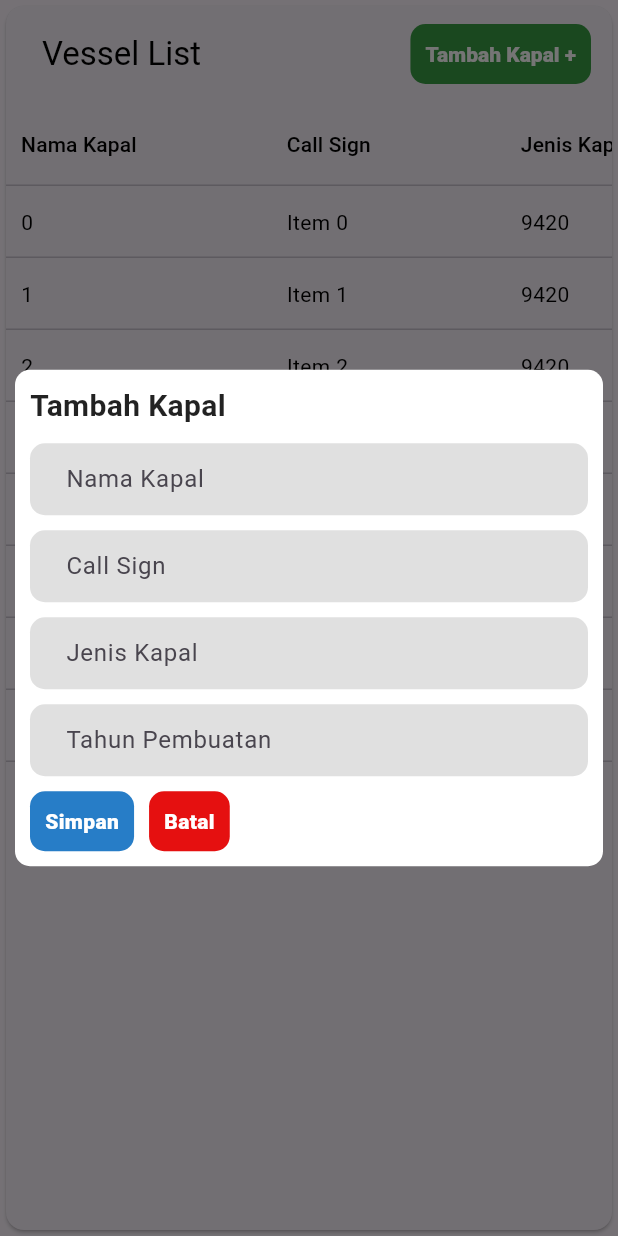
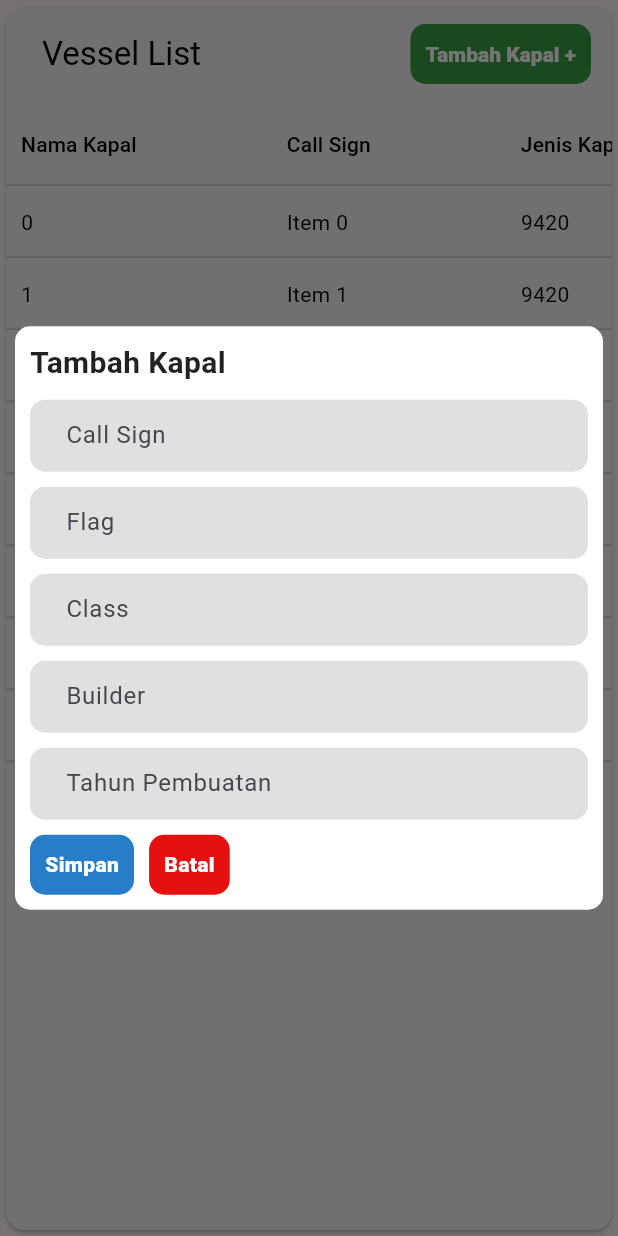
Before and after one commit to FadillaRizky/vts_maps, a Flutter app: the Vessel screen opened directly, after a tap on "Tambah Kapal +", on a phone screen of 412 x 824 dp. Run offline on Flutter 3.47's test engine with Material 2 defaults, Android fonts, the light colour scheme and no system bars; our stand-ins replace flutter_easyloading, flutter_map, google_fonts, latlong2, searchfield, shared_preferences; missing offline and left inert: snapping_sheet; accounts and stored records are empty; network calls fail.

Commit message:
add api submitvessel

```diff
--- /dev/null
+++ b/lib/api/SubmitVesselResponse.dart
@@ -0,0 +1,33 @@
+/// message : "Data berhasil masuk database"
+/// status : 200
+
+class SubmitVesselResponse {
+  SubmitVesselResponse({
+      String? message,
+      num? status,}){
+    _message = message;
+    _status = status;
+}
+
+  SubmitVesselResponse.fromJson(dynamic json) {
+    _message = json['message'];
+    _status = json['status'];
+  }
+  String? _message;
+  num? _status;
+SubmitVesselResponse copyWith({  String? message,
+  num? status,
+}) => SubmitVesselResponse(  message: message ?? _message,
+  status: status ?? _status,
+);
+  String? get message => _message;
+  num? get status => _status;
+
+  Map<String, dynamic> toJson() {
+    final map = <String, dynamic>{};
+    map['message'] = _message;
+    map['status'] = _status;
+    return map;
+  }
+
+}
--- a/lib/vessel_list.dart
+++ b/lib/vessel_list.dart
@@ -1,13 +1,45 @@
 import 'dart:math';
 
 import 'package:flutter/material.dart';
+import 'package:flutter_easyloading/flutter_easyloading.dart';
 import 'package:google_fonts/google_fonts.dart';
+import 'package:vts_maps/api/api.dart';
 import 'package:vts_maps/utils/constants.dart';
 
-class Vessel extends StatelessWidget {
-  Vessel({Key? key}) : super(key: key);
+class Vessel extends StatefulWidget {
+  const Vessel({Key? key}) : super(key: key);
 
+  @override
+  State<Vessel> createState() => _VesselState();
+}
+
+class _VesselState extends State<Vessel> {
   final DataTableSource _data = MyData();
+
+  TextEditingController callsignController = TextEditingController();
+  TextEditingController flagController = TextEditingController();
+  TextEditingController classController = TextEditingController();
+  TextEditingController builderController = TextEditingController();
+  TextEditingController yearbuiltController = TextEditingController();
+
+  submitVessel(){
+    var data = {
+      "callsign": callsignController.text,
+      "flag": flagController.text,
+      "class": classController.text,
+      "builder": builderController.text,
+      "year_built": yearbuiltController.text,
+    };
+    Api.createVessel(data).then((value) {
+      if (value.status == 200) {
+        EasyLoading.showSuccess("Berhasil Menambahkan Kapal");
+        // Navigator.pop(context);
+      }  else{
+        EasyLoading.showError("Gagal Menambahkan Kapal");
+        // Navigator.pop(context);
+      }
+    });
+  }
 
   @override
   Widget build(BuildContext context) {
@@ -59,25 +91,6 @@ class Vessel extends StatelessWidget {
                                         keyboardType: TextInputType.text,
                                         decoration: InputDecoration(
                                           contentPadding: EdgeInsets.fromLTRB(20, 3, 1, 3),
-                                          hintText: "Nama Kapal",
-                                          // hintStyle: Constants.hintStyle,
-                                          border: OutlineInputBorder(
-                                            borderSide:
-                                            BorderSide(width: 0, style: BorderStyle.none),
-                                            borderRadius: BorderRadius.circular(10),
-                                          ),
-                                          filled: true,
-                                          fillColor: Colors.black12,
-                                        ),
-                                      ),
-                                    ),
-                                    SizedBox(height: 10,),
-                                    Container(
-                                      width: 500,
-                                      child: TextFormField(
-                                        keyboardType: TextInputType.text,
-                                        decoration: InputDecoration(
-                                          contentPadding: EdgeInsets.fromLTRB(20, 3, 1, 3),
                                           hintText: "Call Sign",
                                           // hintStyle: Constants.hintStyle,
                                           border: OutlineInputBorder(
@@ -97,7 +110,45 @@ class Vessel extends StatelessWidget {
                                         keyboardType: TextInputType.text,
                                         decoration: InputDecoration(
                                           contentPadding: EdgeInsets.fromLTRB(20, 3, 1, 3),
-                                          hintText: "Jenis Kapal",
+                                          hintText: "Flag",
+                                          // hintStyle: Constants.hintStyle,
+                                          border: OutlineInputBorder(
+                                            borderSide:
+                                            BorderSide(width: 0, style: BorderStyle.none),
+                                            borderRadius: BorderRadius.circular(10),
+                                          ),
+                                          filled: true,
+                                          fillColor: Colors.black12,
+                                        ),
+                                      ),
+                                    ),
+                                    SizedBox(height: 10,),
+                                    Container(
+                                      width: 500,
+                                      child: TextFormField(
+                                        keyboardType: TextInputType.text,
+                                        decoration: InputDecoration(
+                                          contentPadding: EdgeInsets.fromLTRB(20, 3, 1, 3),
+                                          hintText: "Class",
+                                          // hintStyle: Constants.hintStyle,
+                                          border: OutlineInputBorder(
+                                            borderSide:
+                                            BorderSide(width: 0, style: BorderStyle.none),
+                                            borderRadius: BorderRadius.circular(10),
+                                          ),
+                                          filled: true,
+                                          fillColor: Colors.black12,
+                                        ),
+                                      ),
+                                    ),
+                                    SizedBox(height: 10,),
+                                    Container(
+                                      width: 500,
+                                      child: TextFormField(
+                                        keyboardType: TextInputType.text,
+                                        decoration: InputDecoration(
+                                          contentPadding: EdgeInsets.fromLTRB(20, 3, 1, 3),
+                                          hintText: "Builder",
                                           // hintStyle: Constants.hintStyle,
                                           border: OutlineInputBorder(
                                             borderSide:
@@ -135,7 +186,8 @@ class Vessel extends StatelessWidget {
                                       children: [
                                         InkWell(
                                           onTap: (){
-                                            Navigator.pop(context);
+                                            submitVessel();
+                                            print("asdasda");
                                           },
                                           child: Container(
                                             decoration: BoxDecoration(
```
Also changed, not shown: lib/api/api.dart (+27 -4 lines).
